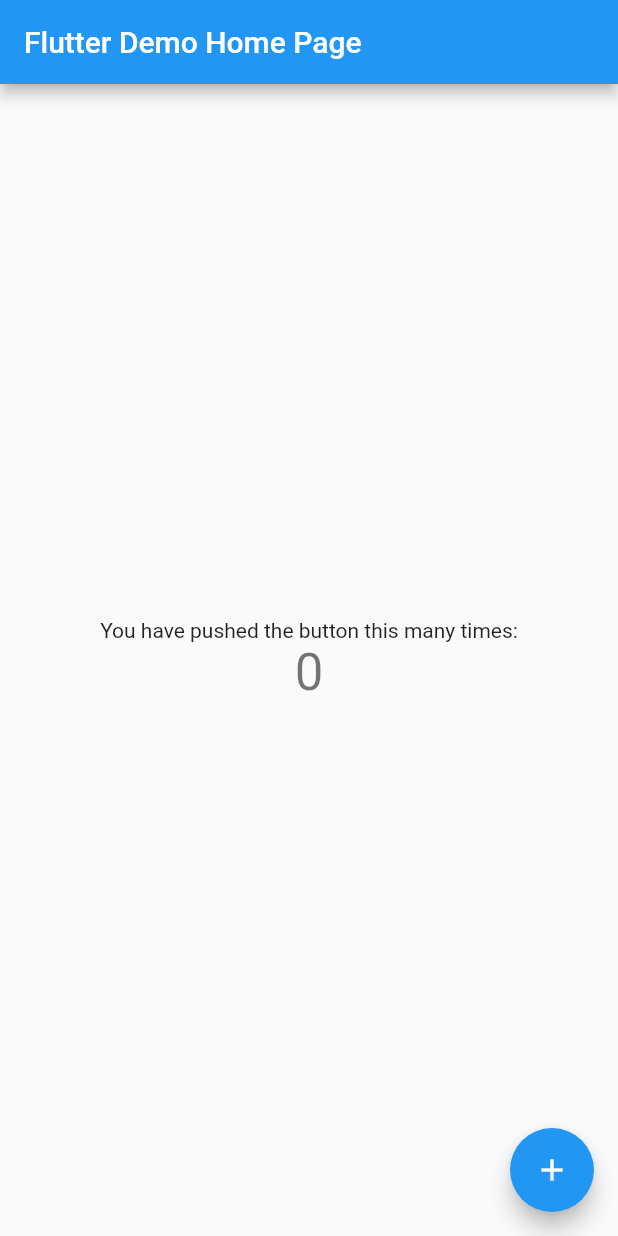
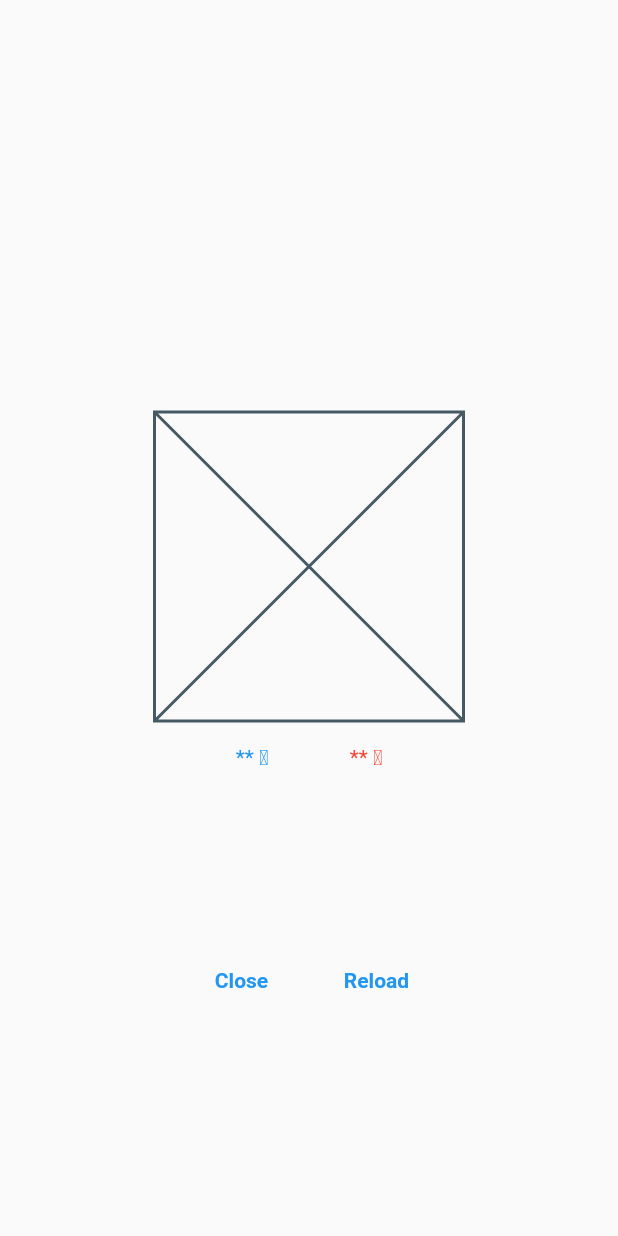
Before and after one commit to namio31o3/yumemi-flutter-training-template, a Flutter app: the screen it shows after launch, on a phone screen of 412 x 824 dp. Run offline on Flutter 3.47's test engine with Material 2 defaults, Android fonts, the phone set to English and light mode, and no system bars.

Commit message:
Session1課題提出 #2

```diff
--- a/lib/main.dart
+++ b/lib/main.dart
@@ -29,39 +29,83 @@ class MyHomePage extends StatefulWidget {
 }
 
 class _MyHomePageState extends State<MyHomePage> {
-  int _counter = 0;
-
-  void _incrementCounter() {
-    setState(() {
-      _counter++;
-    });
-  }
-
   @override
   Widget build(BuildContext context) {
     return Scaffold(
-      appBar: AppBar(
-        title: Text(widget.title),
-      ),
-      body: Center(
+      body: SafeArea(
         child: Column(
           mainAxisAlignment: MainAxisAlignment.center,
-          children: <Widget>[
-            const Text(
-              'You have pushed the button this many times:',
+          children: [
+            const Expanded(child: SizedBox()),
+            Expanded(
+              child: Column(
+                children: [
+                  const Center(
+                    child: FractionallySizedBox(
+                      widthFactor: 0.5,
+                      child: AspectRatio(
+                        aspectRatio: 1 / 1,
+                        child: Placeholder(),
+                      ),
+                    ),
+                  ),
+                  FractionallySizedBox(
+                    widthFactor: 0.5,
+                    child: Row(
+                      mainAxisAlignment: MainAxisAlignment.spaceEvenly,
+                      children: const [
+                        Padding(
+                          padding: EdgeInsets.symmetric(vertical: 16),
+                          child: Text(
+                            "** ℃",
+                            style: TextStyle(color: Colors.blue),
+                          ),
+                        ),
+                        Padding(
+                          padding: EdgeInsets.symmetric(vertical: 16),
+                          child: Text(
+                            "** ℃",
+                            style: TextStyle(color: Colors.red),
+                          ),
+                        )
+                      ],
+                    ),
+                  ),
+                ],
+              ),
             ),
-            Text(
-              '$_counter',
-              style: Theme.of(context).textTheme.headline4,
+            Expanded(
+              child: Column(
+                children: [
+                  const SizedBox(height: 80),
+                  FractionallySizedBox(
+                    widthFactor: 0.5,
+                    child: Row(
+                      mainAxisAlignment: MainAxisAlignment.spaceEvenly,
+                      children: [
+                        TextButton(
+                          onPressed: () => null,
+                          child: const Text(
+                            "Close",
+                            style: TextStyle(fontWeight: FontWeight.bold),
+                          ),
+                        ),
+                        TextButton(
+                          onPressed: () => null,
+                          child: const Text(
+                            "Reload",
+                            style: TextStyle(fontWeight: FontWeight.bold),
+                          ),
+                        ),
+                      ],
+                    ),
+                  )
+                ],
+              ),
             ),
           ],
         ),
       ),
-      floatingActionButton: FloatingActionButton(
-        onPressed: _incrementCounter,
-        tooltip: 'Increment',
-        child: const Icon(Icons.add),
-      ),
     );
   }
 }
```
